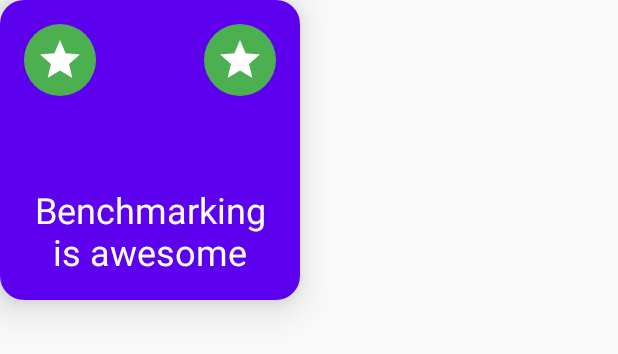
After one commit to android/performance-samples, an Android app: the layout item_card.xml on its own in the app's theme, with its tools: preview values and no code run, on a phone screen of 412 x 824 dp. The commit adds this screen. Shown: the top 354 px of the screen. Run offline under Robolectric (Android 15) with nearby library versions, the phone set to English and light mode, and no system bars.

Commit message:
feat: add sorting and view inflate benchmarks

```diff
--- a/BenchmarkSample/benchmark/build.gradle
+++ b/BenchmarkSample/benchmark/build.gradle
@@ -1,6 +1,8 @@
 apply plugin: 'com.android.library'
 apply plugin: 'kotlin-android'
+// [START benchmark_apply_plugin]
 apply plugin: 'androidx.benchmark'
+// [END benchmark_apply_plugin]
 
 android {
     compileSdkVersion 31
@@ -34,6 +36,7 @@ android {
     }
 }
 
+// [START benchmark_dependency]
 dependencies {
     implementation fileTree(dir: 'libs', include: ['*.jar'])
 
@@ -53,3 +56,4 @@ dependencies {
     androidTestImplementation 'androidx.cardview:cardview:1.0.0'
     androidTestImplementation 'androidx.recyclerview:recyclerview:1.2.1'
 }
+// [END benchmark_dependency]
--- a/BenchmarkSample/build.gradle
+++ b/BenchmarkSample/build.gradle
@@ -8,13 +8,14 @@ buildscript {
         google()
         mavenCentral()
     }
+
+    // [START root_classpath]
     dependencies {
         classpath "com.android.tools.build:gradle:7.0.4"
         classpath "org.jetbrains.kotlin:kotlin-gradle-plugin:$kotlin_version"
         classpath "androidx.benchmark:benchmark-gradle-plugin:$benchmark_version"
-        // NOTE: Do not place your application dependencies here; they belong
-        // in the individual module build.gradle files
     }
+    // [END root_classpath]
 }
 allprojects {
     repositories {
--- /dev/null
+++ b/BenchmarkSample/ui/src/main/res/drawable/ic_star.xml
@@ -0,0 +1,5 @@
+<vector android:height="24dp" android:tint="#FFFFFF"
+    android:viewportHeight="24" android:viewportWidth="24"
+    android:width="24dp" xmlns:android="http://schemas.android.com/apk/res/android">
+    <path android:fillColor="@android:color/white" android:pathData="M12,17.27L18.18,21l-1.64,-7.03L22,9.24l-7.19,-0.61L12,2 9.19,8.63 2,9.24l5.46,4.73L5.82,21z"/>
+</vector>
--- /dev/null
+++ b/BenchmarkSample/ui/src/main/res/drawable/shape_oval.xml
@@ -0,0 +1,21 @@
+<?xml version="1.0" encoding="utf-8"?><!--
+~ Copyright (C) 2021 The Android Open Source Project
+~
+~ Licensed under the Apache License, Version 2.0 (the "License");
+~ you may not use this file except in compliance with the License.
+~ You may obtain a copy of the License at
+~
+~      http://www.apache.org/licenses/LICENSE-2.0
+~
+~ Unless required by applicable law or agreed to in writing, software
+~ distributed under the License is distributed on an "AS IS" BASIS,
+~ WITHOUT WARRANTIES OR CONDITIONS OF ANY KIND, either express or implied.
+~ See the License for the specific language governing permissions and
+~ limitations under the License.
+-->
+<shape xmlns:android="http://schemas.android.com/apk/res/android"
+    android:shape="oval">
+
+    <solid android:color="@color/secondaryColor" />
+
+</shape>
--- /dev/null
+++ b/BenchmarkSample/ui/src/main/res/layout/item_card.xml
@@ -0,0 +1,59 @@
+<?xml version="1.0" encoding="utf-8"?><!--
+  ~ Copyright (C) 2021 The Android Open Source Project
+  ~
+  ~ Licensed under the Apache License, Version 2.0 (the "License");
+  ~ you may not use this file except in compliance with the License.
+  ~ You may obtain a copy of the License at
+  ~
+  ~      http://www.apache.org/licenses/LICENSE-2.0
+  ~
+  ~ Unless required by applicable law or agreed to in writing, software
+  ~ distributed under the License is distributed on an "AS IS" BASIS,
+  ~ WITHOUT WARRANTIES OR CONDITIONS OF ANY KIND, either express or implied.
+  ~ See the License for the specific language governing permissions and
+  ~ limitations under the License.
+  -->
+<androidx.cardview.widget.CardView xmlns:android="http://schemas.android.com/apk/res/android"
+    xmlns:app="http://schemas.android.com/apk/res-auto"
+    android:layout_width="200dp"
+    android:layout_height="200dp"
+    app:cardCornerRadius="16dp"
+    app:cardElevation="16dp">
+
+    <View
+        android:layout_width="match_parent"
+        android:layout_height="match_parent"
+        android:background="@color/primaryColor" />
+
+    <ImageView
+        android:layout_width="48dp"
+        android:layout_height="48dp"
+        android:layout_marginStart="16dp"
+        android:layout_marginTop="16dp"
+        android:background="@drawable/shape_oval"
+        android:contentDescription="@string/mark"
+        android:padding="8dp"
+        android:src="@drawable/ic_star" />
+
+    <ImageView
+        android:layout_width="48dp"
+        android:layout_height="48dp"
+        android:layout_gravity="end"
+        android:layout_marginTop="16dp"
+        android:layout_marginEnd="16dp"
+        android:background="@drawable/shape_oval"
+        android:contentDescription="@string/mark"
+        android:padding="8dp"
+        android:src="@drawable/ic_star" />
+
+    <TextView
+        android:id="@+id/label"
+        style="@style/TextAppearance.AppCompat.Headline"
+        android:layout_width="match_parent"
+        android:layout_height="wrap_content"
+        android:layout_gravity="bottom"
+        android:layout_margin="16dp"
+        android:gravity="center_horizontal"
+        android:text="@string/benchmarking_is_awesome"
+        android:textColor="@color/primaryTextColor" />
+</androidx.cardview.widget.CardView>
--- a/BenchmarkSample/ui/src/main/res/values/strings.xml
+++ b/BenchmarkSample/ui/src/main/res/values/strings.xml
@@ -1,3 +1,5 @@
 <resources>
     <string name="app_name">ui</string>
+    <string name="mark">Mark</string>
+    <string name="benchmarking_is_awesome">Benchmarking is awesome</string>
 </resources>
```
Also changed, not shown: BenchmarkSample/ui/src/main/java/com/example/benchmark/ui/SortingAlgorithms.kt (added, +69 -0 lines), BenchmarkSample/ui/src/main/res/values/colors.xml (added, +25 -0 lines), 2 other files.
